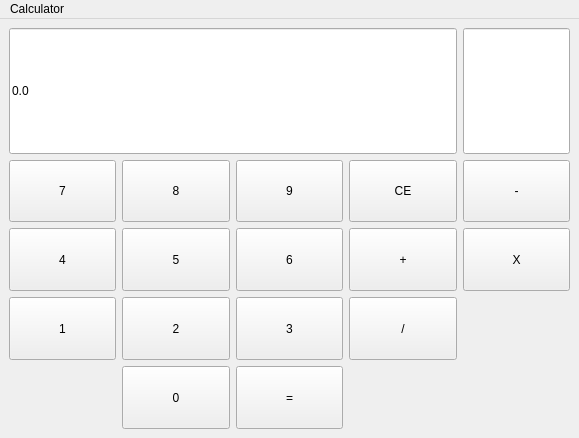
Before: the Qt Designer form gui/Calculator.ui in FernandoLGL/calculator-qt-cpp, drawn with Qt 5.
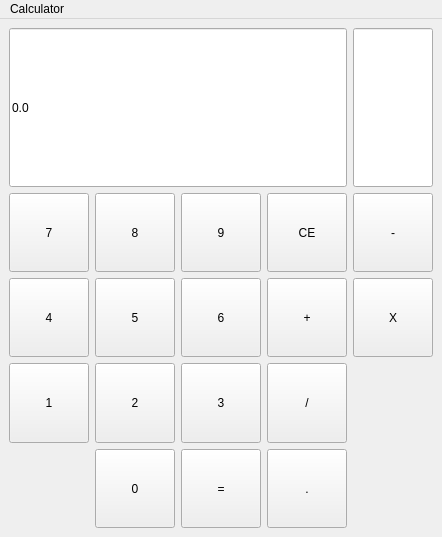
After: the same form once the commit is applied.

Commit message:
Implemented dot, evaluate and clear
Just going to implement ANS feature now

Diff of the .ui file:
```diff
--- a/gui/Calculator.ui
+++ b/gui/Calculator.ui
@@ -6,8 +6,8 @@
    <rect>
     <x>0</x>
     <y>0</y>
-    <width>579</width>
-    <height>438</height>
+    <width>436</width>
+    <height>537</height>
    </rect>
   </property>
   <property name="windowTitle">
@@ -246,6 +246,19 @@
       </property>
      </widget>
     </item>
+    <item row="6" column="3">
+     <widget class="QPushButton" name="pushButton_dot">
+      <property name="sizePolicy">
+       <sizepolicy hsizetype="Minimum" vsizetype="Preferred">
+        <horstretch>0</horstretch>
+        <verstretch>0</verstretch>
+       </sizepolicy>
+      </property>
+      <property name="text">
+       <string>.</string>
+      </property>
+     </widget>
+    </item>
    </layout>
   </widget>
   <widget class="QMenuBar" name="menubar">
@@ -253,8 +266,8 @@
     <rect>
      <x>0</x>
      <y>0</y>
-     <width>579</width>
-     <height>20</height>
+     <width>436</width>
+     <height>23</height>
     </rect>
    </property>
    <widget class="QMenu" name="menuCalculator">
```
The commit also changes 2 other files.
